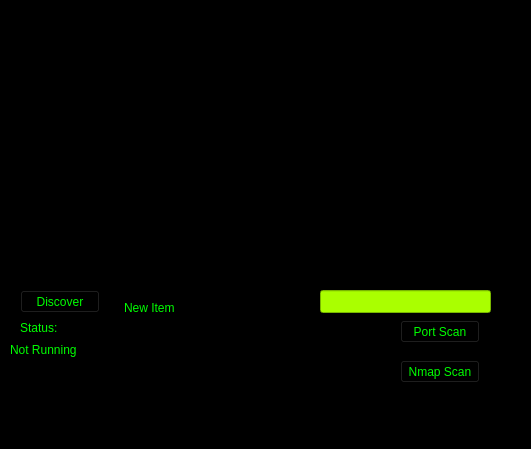
Above: scantool.ui from piyushS3V3N/scantool before the change. Below: the same form after it.
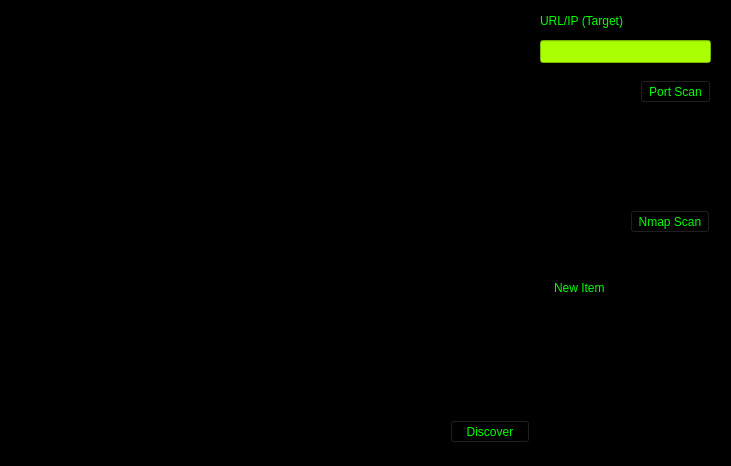
That is the form after the change. Icons and pictures are not drawn.

```diff
--- a/scantool.ui
+++ b/scantool.ui
@@ -6,8 +6,8 @@
    <rect>
     <x>0</x>
     <y>0</y>
-    <width>531</width>
-    <height>449</height>
+    <width>731</width>
+    <height>466</height>
    </rect>
   </property>
   <property name="windowTitle">
@@ -48,8 +48,8 @@
    <widget class="QPushButton" name="rundiscovery">
     <property name="geometry">
      <rect>
-      <x>20</x>
-      <y>290</y>
+      <x>450</x>
+      <y>420</y>
       <width>80</width>
       <height>23</height>
      </rect>
@@ -61,9 +61,9 @@
    <widget class="QPushButton" name="portscan">
     <property name="geometry">
      <rect>
-      <x>400</x>
-      <y>320</y>
-      <width>80</width>
+      <x>640</x>
+      <y>80</y>
+      <width>71</width>
       <height>23</height>
      </rect>
     </property>
@@ -74,8 +74,8 @@
    <widget class="QLineEdit" name="hostname">
     <property name="geometry">
      <rect>
-      <x>320</x>
-      <y>290</y>
+      <x>540</x>
+      <y>40</y>
       <width>171</width>
       <height>23</height>
      </rect>
@@ -87,8 +87,8 @@
    <widget class="QPushButton" name="nmapscan">
     <property name="geometry">
      <rect>
-      <x>400</x>
-      <y>360</y>
+      <x>630</x>
+      <y>210</y>
       <width>80</width>
       <height>23</height>
      </rect>
@@ -100,10 +100,10 @@
    <widget class="QListWidget" name="listWidget">
     <property name="geometry">
      <rect>
-      <x>120</x>
-      <y>300</y>
-      <width>131</width>
-      <height>131</height>
+      <x>550</x>
+      <y>280</y>
+      <width>161</width>
+      <height>161</height>
      </rect>
     </property>
     <item>
@@ -118,24 +118,24 @@
       <x>10</x>
       <y>340</y>
       <width>81</width>
-      <height>20</height>
+      <height>51</height>
      </rect>
     </property>
     <property name="text">
-     <string>Not Running</string>
+     <string/>
     </property>
    </widget>
    <widget class="QLabel" name="statusind">
     <property name="geometry">
      <rect>
-      <x>20</x>
-      <y>320</y>
-      <width>57</width>
-      <height>15</height>
+      <x>540</x>
+      <y>10</y>
+      <width>91</width>
+      <height>21</height>
      </rect>
     </property>
     <property name="text">
-     <string>Status:</string>
+     <string>URL/IP (Target)</string>
     </property>
    </widget>
   </widget>
```
Left out of the diff: 11 changed lines with no effect on the pictures.
